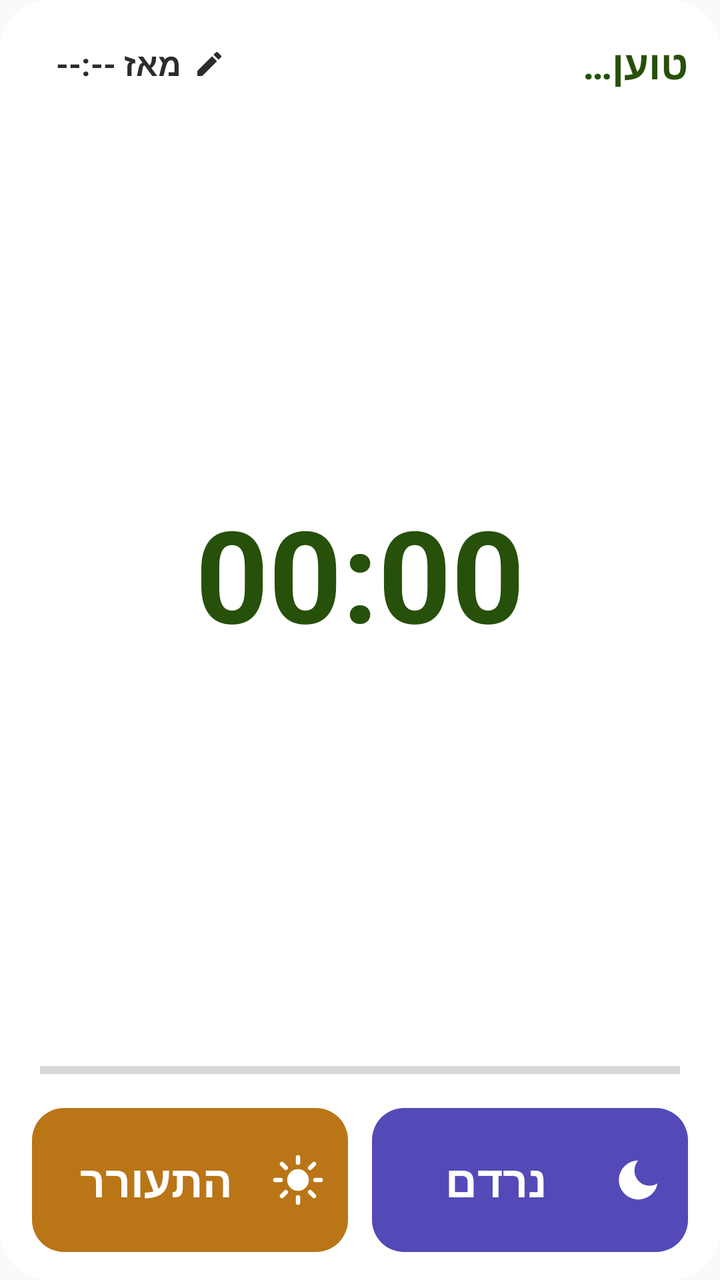
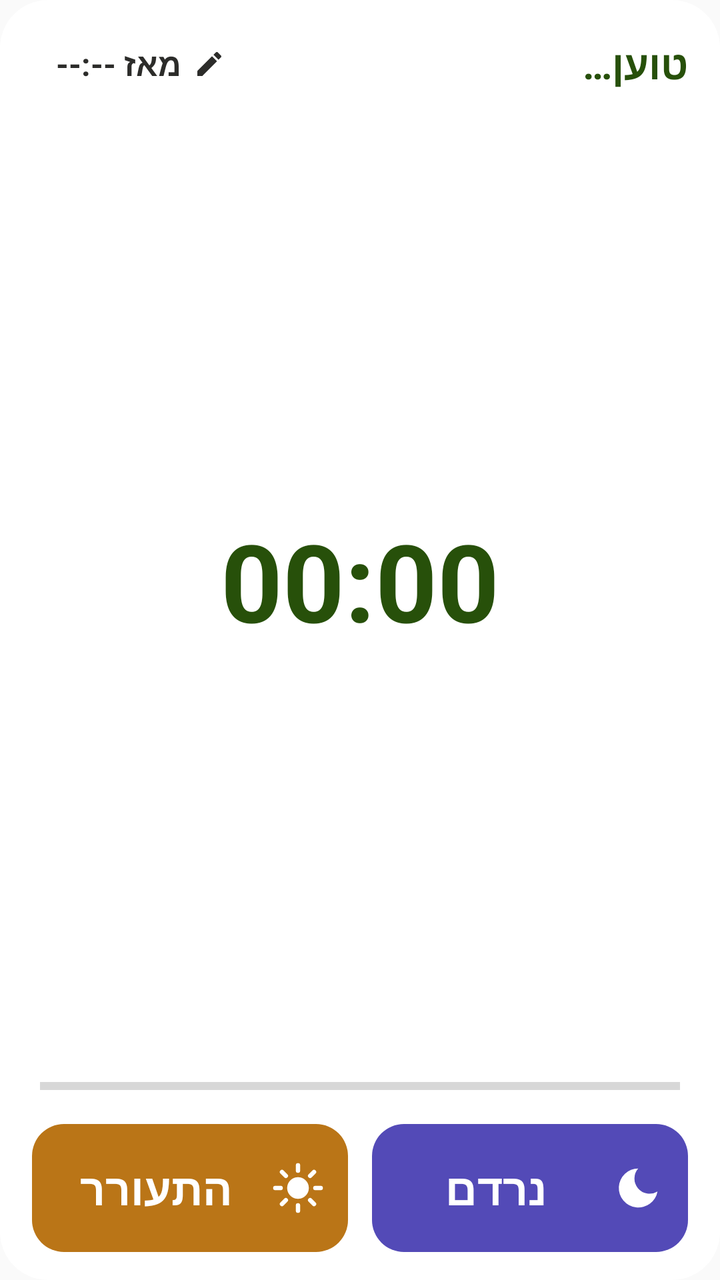

The first picture is an Android layout as it rendered before a commit; the second is the same layout after the commit. The layout source and the unified diff follow.
<!-- AndroidManifest.xml: application theme android:Theme.Material.Light.NoActionBar -->
<!-- res/layout/widget_sleep.xml -->
<?xml version="1.0" encoding="utf-8"?>
<FrameLayout xmlns:android="http://schemas.android.com/apk/res/android"
    android:id="@+id/root"
    android:layout_width="match_parent"
    android:layout_height="match_parent">

    <ImageView
        android:id="@+id/bg"
        android:layout_width="match_parent"
        android:layout_height="match_parent"
        android:scaleType="fitXY"
        android:src="@drawable/widget_bg" />

    <LinearLayout
        android:layout_width="match_parent"
        android:layout_height="match_parent"
        android:layoutDirection="rtl"
        android:orientation="vertical"
        android:paddingStart="16dp"
        android:paddingTop="14dp"
        android:paddingEnd="16dp"
        android:paddingBottom="14dp">

        <LinearLayout
            android:layout_width="match_parent"
            android:layout_height="wrap_content"
            android:gravity="center_vertical"
            android:orientation="horizontal">

            <TextView
                android:id="@+id/state"
                android:layout_width="0dp"
                android:layout_height="wrap_content"
                android:layout_weight="1"
                android:maxLines="1"
                android:text="טוען…"
                android:textColor="#27500A"
                android:textSize="20sp"
                android:textStyle="bold" />

            <TextView
                android:id="@+id/since"
                android:layout_width="wrap_content"
                android:layout_height="36dp"
                android:background="@drawable/pill"
                android:drawableStart="@drawable/ic_edit"
                android:drawablePadding="6dp"
                android:gravity="center"
                android:paddingStart="12dp"
                android:paddingEnd="12dp"
                android:text="מאז --:--"
                android:textColor="#2C2C2A"
                android:textSize="16sp"
                android:textStyle="bold" />
        </LinearLayout>

        <Chronometer
            android:id="@+id/chrono"
            android:layout_width="match_parent"
            android:layout_height="0dp"
            android:layout_weight="1"
            android:gravity="center"
            android:includeFontPadding="false"
            android:textColor="#27500A"
            android:textSize="64sp"
            android:textStyle="bold" />

        <ProgressBar
            android:id="@+id/gauge"
            style="@android:style/Widget.Material.ProgressBar.Horizontal"
            android:layout_width="match_parent"
            android:layout_height="10dp"
            android:layout_marginStart="4dp"
            android:layout_marginEnd="4dp"
            android:layout_marginBottom="14dp"
            android:max="1000"
            android:progress="0" />

        <LinearLayout
            android:layout_width="match_parent"
            android:layout_height="72dp"
            android:orientation="horizontal">

            <TextView
                android:id="@+id/btn_sleep"
                android:layout_width="0dp"
                android:layout_height="match_parent"
                android:layout_marginEnd="6dp"
                android:layout_weight="1"
                android:background="@drawable/btn_sleep"
                android:drawableStart="@drawable/ic_moon_w"
                android:drawablePadding="8dp"
                android:gravity="center"
                android:paddingStart="12dp"
                android:paddingEnd="12dp"
                android:text="נרדם"
                android:textColor="#FFFFFF"
                android:textSize="22sp"
                android:textStyle="bold" />

            <TextView
                android:id="@+id/btn_wake"
                android:layout_width="0dp"
                android:layout_height="match_parent"
                android:layout_marginStart="6dp"
                android:layout_weight="1"
                android:background="@drawable/btn_wake"
                android:drawableStart="@drawable/ic_sun_w"
                android:drawablePadding="8dp"
                android:gravity="center"
                android:paddingStart="12dp"
                android:paddingEnd="12dp"
                android:text="התעורר"
                android:textColor="#FFFFFF"
                android:textSize="22sp"
                android:textStyle="bold" />
        </LinearLayout>

        <TextView
            android:id="@+id/updated"
            android:layout_width="match_parent"
            android:layout_height="wrap_content"
            android:layout_marginTop="4dp"
            android:gravity="center"
            android:textColor="#5F5E5A"
            android:textSize="11sp"
            android:visibility="gone" />
    </LinearLayout>
</FrameLayout>
<!-- resources referenced by this layout -->
<resources>
  <!-- drawable btn_sleep (drawable) -->
  <?xml version="1.0" encoding="utf-8"?>
  <shape xmlns:android="http://schemas.android.com/apk/res/android" android:shape="rectangle">
      <solid android:color="#534AB7" />
      <corners android:radius="16dp" />
  </shape>
  <!-- drawable btn_wake (drawable) -->
  <?xml version="1.0" encoding="utf-8"?>
  <shape xmlns:android="http://schemas.android.com/apk/res/android" android:shape="rectangle">
      <solid android:color="#BA7517" />
      <corners android:radius="16dp" />
  </shape>
  <!-- drawable ic_edit (drawable) -->
  <?xml version="1.0" encoding="utf-8"?>
  <vector xmlns:android="http://schemas.android.com/apk/res/android" android:width="16dp" android:height="16dp" android:viewportWidth="24" android:viewportHeight="24">
      <path android:fillColor="#2C2C2A" android:pathData="M3,17.25V21h3.75L17.81,9.94l-3.75,-3.75L3,17.25zM20.71,7.04a1,1 0,0 0,0 -1.41l-2.34,-2.34a1,1 0,0 0,-1.41 0l-1.83,1.83 3.75,3.75 1.83,-1.83z" />
  </vector>
  <!-- drawable ic_moon_w (drawable) -->
  <?xml version="1.0" encoding="utf-8"?>
  <vector xmlns:android="http://schemas.android.com/apk/res/android" android:width="26dp" android:height="26dp" android:viewportWidth="24" android:viewportHeight="24">
      <path android:fillColor="#FFFFFF" android:pathData="M12.1,3a9,9 0,1 0,8.9 10.6A7,7 0,0 1,12.1 3z" />
  </vector>
  <!-- drawable ic_sun_w (drawable) -->
  <?xml version="1.0" encoding="utf-8"?>
  <vector xmlns:android="http://schemas.android.com/apk/res/android" android:width="26dp" android:height="26dp" android:viewportWidth="24" android:viewportHeight="24">
      <path android:fillColor="#FFFFFF" android:pathData="M12,7a5,5 0,1 1,0 10a5,5 0,1 1,0 -10z" />
      <path android:strokeColor="#FFFFFF" android:strokeWidth="2" android:strokeLineCap="round" android:pathData="M12,1.5v2.5M12,20v2.5M1.5,12h2.5M20,12h2.5M4.6,4.6l1.8,1.8M17.6,17.6l1.8,1.8M4.6,19.4l1.8,-1.8M17.6,6.4l1.8,-1.8" />
  </vector>
  <!-- drawable pill (drawable) -->
  <?xml version="1.0" encoding="utf-8"?>
  <shape xmlns:android="http://schemas.android.com/apk/res/android" android:shape="rectangle">
      <solid android:color="#FFFFFF" />
      <corners android:radius="16dp" />
  </shape>
  <!-- drawable widget_bg (drawable) -->
  <?xml version="1.0" encoding="utf-8"?>
  <shape xmlns:android="http://schemas.android.com/apk/res/android" android:shape="rectangle">
      <solid android:color="#FFFFFF" />
      <corners android:radius="24dp" />
  </shape>
</resources>

<!-- the commit's change to res/layout/widget_sleep.xml (unified diff, before → after) -->
@@ -54,16 +54,28 @@
                 android:textStyle="bold" />
         </LinearLayout>
 
+        <View
+            android:layout_width="match_parent"
+            android:layout_height="0dp"
+            android:layout_weight="1" />
+
         <Chronometer
             android:id="@+id/chrono"
             android:layout_width="match_parent"
-            android:layout_height="0dp"
-            android:layout_weight="1"
+            android:layout_height="wrap_content"
+            android:layout_marginTop="4dp"
+            android:layout_marginBottom="6dp"
             android:gravity="center"
             android:includeFontPadding="false"
+            android:maxLines="1"
             android:textColor="#27500A"
-            android:textSize="64sp"
+            android:textSize="54sp"
             android:textStyle="bold" />
+
+        <View
+            android:layout_width="match_parent"
+            android:layout_height="0dp"
+            android:layout_weight="1" />
 
         <ProgressBar
             android:id="@+id/gauge"
@@ -78,7 +90,7 @@
 
         <LinearLayout
             android:layout_width="match_parent"
-            android:layout_height="72dp"
+            android:layout_height="64dp"
             android:orientation="horizontal">
 
             <TextView
